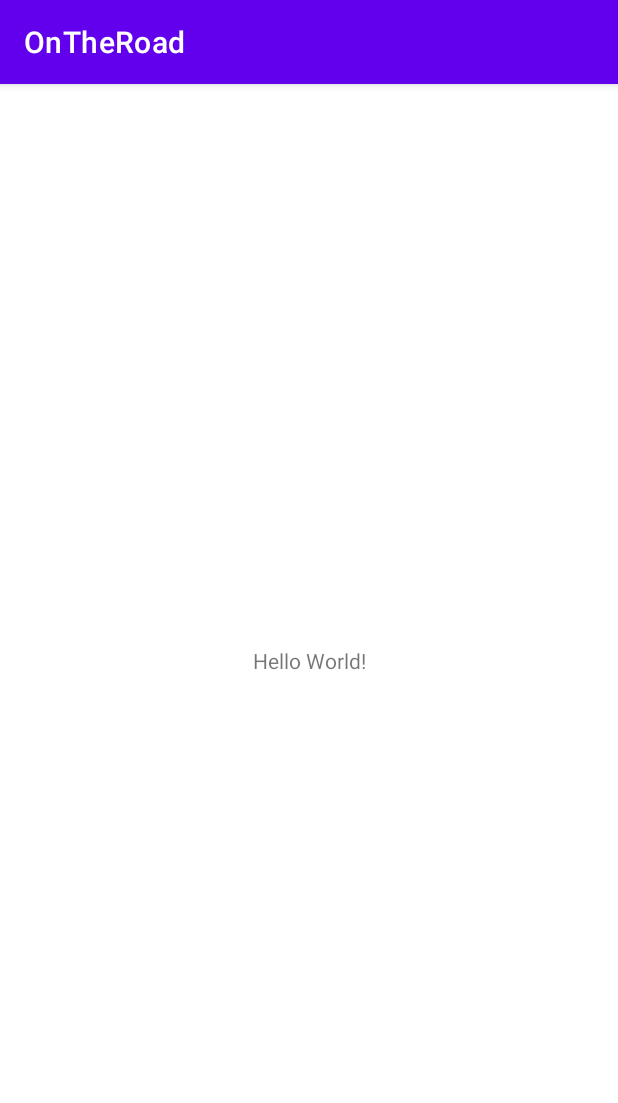
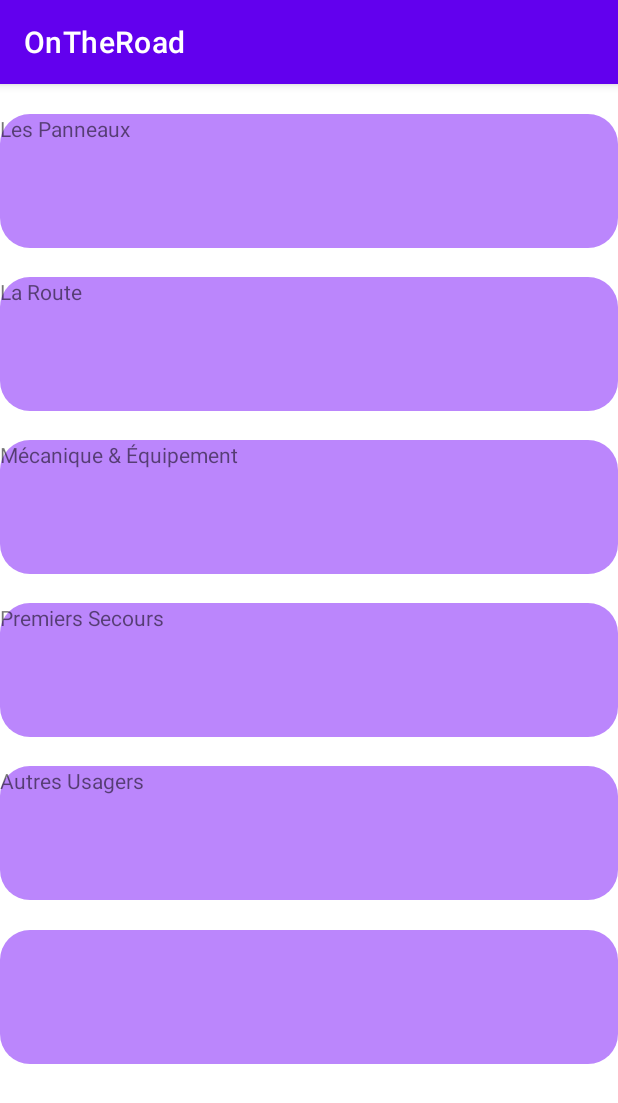
Before and after one commit to spritrl/OnTheRoad, an Android app: the screen it shows after launch (MainActivity), on a phone screen of 412 x 824 dp. Shown: the top 1103 px of the screen. Run offline under Robolectric (Android 15) with nearby library versions, the phone set to English and light mode, and no system bars.

Commit message:
Chris : [TASK-001] ACCUEIL (method)

```diff
--- /dev/null
+++ b/app/src/main/java/fr/uca/info/ontheroad/ListSection.java
@@ -0,0 +1,40 @@
+package fr.uca.info.ontheroad;
+
+import java.util.ArrayList;
+
+import fr.uca.info.ontheroad.Section;
+
+public class ListSection {
+
+    ArrayList<Section> list;
+
+    public ListSection(){
+        list = new ArrayList<Section>();
+    }
+
+    public int size(){
+        return list.size();
+    }
+
+    public Section getSection(int pos){
+        return list.get(pos);
+    }
+
+    public ArrayList<Section> getList(){
+        return list;
+    }
+
+    public ArrayList<Section> setList(){
+        return list;
+    }
+
+    public void construireListe(){
+        list.add(new Section("Les Panneaux", 1));
+        list.add(new Section("La Route", 2));
+        list.add(new Section("Mécanique & Équipement", 3));
+        list.add(new Section("Premiers Secours", 4));
+        list.add(new Section("Autres Usagers", 5));
+    }
+
+
+}
--- a/app/src/main/java/fr/uca/info/ontheroad/MainActivity.java
+++ b/app/src/main/java/fr/uca/info/ontheroad/MainActivity.java
@@ -1,14 +1,51 @@
 package fr.uca.info.ontheroad;
+import android.content.Intent;
+import android.os.Bundle;
+import android.view.View;
+import android.widget.AdapterView;
+import android.widget.ArrayAdapter;
+import android.widget.ListView;
 
 import androidx.appcompat.app.AppCompatActivity;
 
-import android.os.Bundle;
+
+import java.util.ArrayList;
 
 public class MainActivity extends AppCompatActivity {
+
+    ListSection listSection = new ListSection();
+    ArrayList<String> SectionName = new ArrayList<String>();
 
     @Override
     protected void onCreate(Bundle savedInstanceState) {
         super.onCreate(savedInstanceState);
-        setContentView(R.layout.activity_main);
+        setContentView(R.layout.home);
+        listSection.construireListe();
+        addToList();
+        ArrayAdapter<String> arrayAdapter =
+                new ArrayAdapter<String>(this,
+                        R.layout.home, R.id.sectionText, SectionName);
+        ListView sectionList = (ListView)findViewById(R.id.listView);
+        sectionList.setAdapter(arrayAdapter);
+
+
+        sectionList.setOnItemClickListener(new AdapterView.OnItemClickListener() {
+
+            @Override
+            public void onItemClick(AdapterView<?> arg0, View view, int position,
+                                    long id) {
+                Intent myIntent = new Intent(MainActivity.this,
+                        QuizzHome.class);
+                myIntent.putExtra("Section", listSection.getSection(position));
+                MainActivity.this.startActivity(myIntent);
+            }
+
+        });
+    }
+
+    public void addToList() {
+        for (int i = 0; i < listSection.getList().size(); i++) {
+            SectionName.add(listSection.getSection(i).getNom());
+        }
     }
 }
--- /dev/null
+++ b/app/src/main/java/fr/uca/info/ontheroad/Section.java
@@ -0,0 +1,65 @@
+package fr.uca.info.ontheroad;
+
+import android.os.Parcel;
+import android.os.Parcelable;
+
+public class Section implements Parcelable {
+
+    private String nom;
+    private int id;
+
+    public Section(String nom, int id) {
+        this.nom = nom;
+        this.id = id;
+    }
+
+    @Override
+    public void writeToParcel(Parcel dest, int flags) {
+        dest.writeString(nom);
+        dest.writeInt(id);
+    }
+
+    protected Section(Parcel in) {
+        nom = in.readString();
+        id = in.readInt();;
+    }
+
+    public Section() {}
+    public static final Creator<Section> CREATOR = new Creator<Section>() {
+        @Override
+        public Section createFromParcel(Parcel in) {
+            return new Section(in);
+        }
+
+        @Override
+        public Section[] newArray(int size) {
+            return new Section[size];
+        }
+    };
+
+    public String getNom() {
+        return nom;
+    }
+    public void setNom(String nom) {
+        this.nom = nom;
+    }
+
+
+    public int getId() {
+        return id;
+    }
+    public void setId(int id) {
+        this.id = id;
+    }
+    @Override
+    public String toString(){
+        return
+                "nom='" + nom + '\'' +
+                        ", id=" + id;
+    }
+
+    @Override
+    public int describeContents() {
+        return hashCode();
+    }
+}
--- /dev/null
+++ b/app/src/main/java/fr/uca/info/ontheroad/home.java
@@ -0,0 +1,4 @@
+package fr.uca.info.ontheroad;
+
+public class home {
+}
--- /dev/null
+++ b/app/src/main/res/drawable/customshape.xml
@@ -0,0 +1,14 @@
+<?xml version="1.0" encoding="UTF-8"?>
+<shape xmlns:android="http://schemas.android.com/apk/res/android"
+    android:shape="rectangle">
+    <gradient
+        android:startColor="@color/purple_200"
+        android:endColor="@color/purple_200"
+        android:angle="270"/>
+
+    <corners
+        android:bottomRightRadius="20dp"
+        android:bottomLeftRadius="20dp"
+        android:topLeftRadius="20dp"
+        android:topRightRadius="20dp"/>
+</shape>
--- /dev/null
+++ b/app/src/main/res/layout/home.xml
@@ -0,0 +1,45 @@
+<?xml version="1.0" encoding="utf-8"?>
+<LinearLayout xmlns:android="http://schemas.android.com/apk/res/android"
+    xmlns:tools="http://schemas.android.com/tools"
+    android:layout_width="wrap_content"
+    android:layout_height="wrap_content">
+
+
+    <LinearLayout
+        android:layout_width="match_parent"
+        android:layout_height="match_parent"
+        android:orientation="vertical">
+
+        <LinearLayout
+            android:layout_width="match_parent"
+            android:layout_height="wrap_content"
+            android:layout_weight="0"
+            android:orientation="vertical">
+
+            <ListView
+
+                android:background="@color/white"
+                android:id="@+id/listView"
+                android:layout_width="wrap_content"
+                android:layout_height="wrap_content"
+                android:layout_alignParentStart="true"
+                android:layout_alignParentLeft="true"
+                android:choiceMode="singleChoice"
+                android:divider="@android:color/transparent">
+
+
+            </ListView>
+
+            <TextView
+                android:id="@+id/sectionText"
+                android:background="@drawable/customshape"
+                android:layout_marginTop="20dp"
+                android:layout_width="fill_parent"
+                android:layout_height="wrap_content"
+                android:layout_gravity="center"
+                android:paddingBottom="70dp" />
+
+        </LinearLayout>
+
+    </LinearLayout>
+</LinearLayout>
```
Also changed, not shown: app/src/main/AndroidManifest.xml (+7 -0 lines), app/src/main/java/fr/uca/info/ontheroad/QuizzHome.java (added, +20 -0 lines), app/src/main/res/layout/quizz_home.xml (added, +22 -0 lines).
